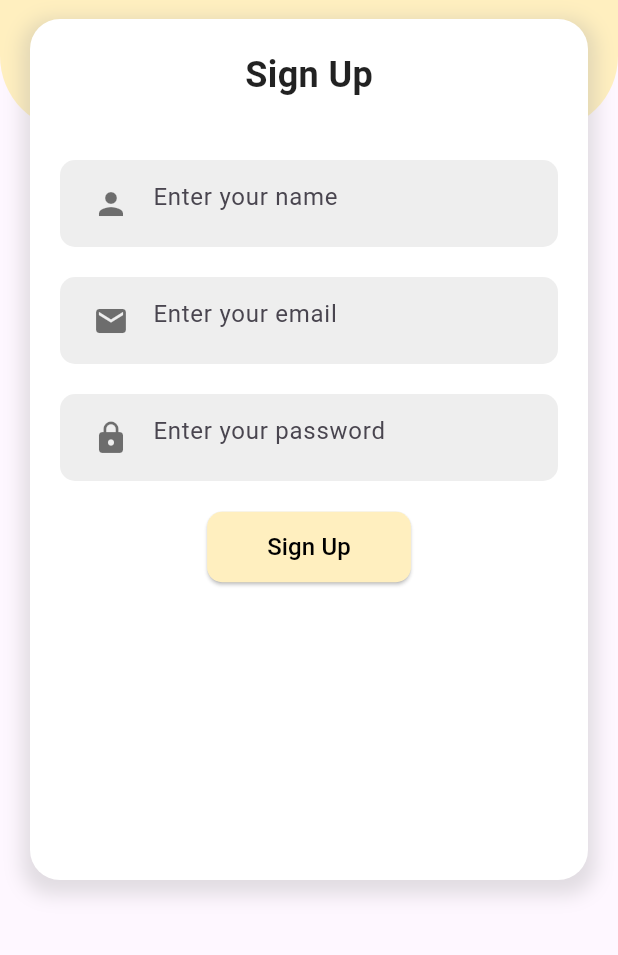
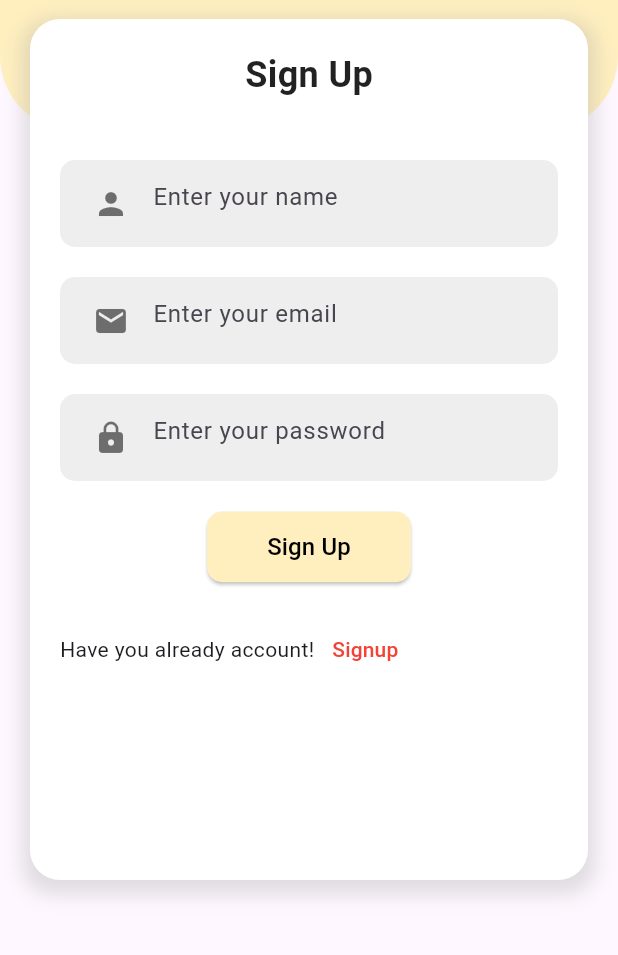
Before and after one commit to aliraza055/foodie_go, a Flutter app: the screen it shows after launch, on a phone screen of 412 x 824 dp, the part 281-1236 px from its top. Run offline on Flutter 3.47's test engine with Material 3 defaults, Android fonts, the phone set to English and light mode, and no system bars; our stand-ins replace firebase_core; accounts and stored records are empty; statements that could not run were skipped.

Commit message:
singup adding row

```diff
--- a/lib/pages/singup.dart
+++ b/lib/pages/singup.dart
@@ -100,6 +100,15 @@ class _SignupState extends State<Signup> {
                     style: TextStyle(fontSize: 16, color: Colors.black),
                   ),
                 ),
+                 SizedBox(height: 20,),
+            Row(
+              children: [
+                Text('Have you already account!'),
+                TextButton(onPressed: (){
+
+                }, child: Text('Signup',style: TextStyle(color: Colors.red,fontSize: ),))
+              ],
+            )
               ],
             ),
           ),
```
Also changed, not shown: lib/pages/detail.dart (+0 -8 lines).
